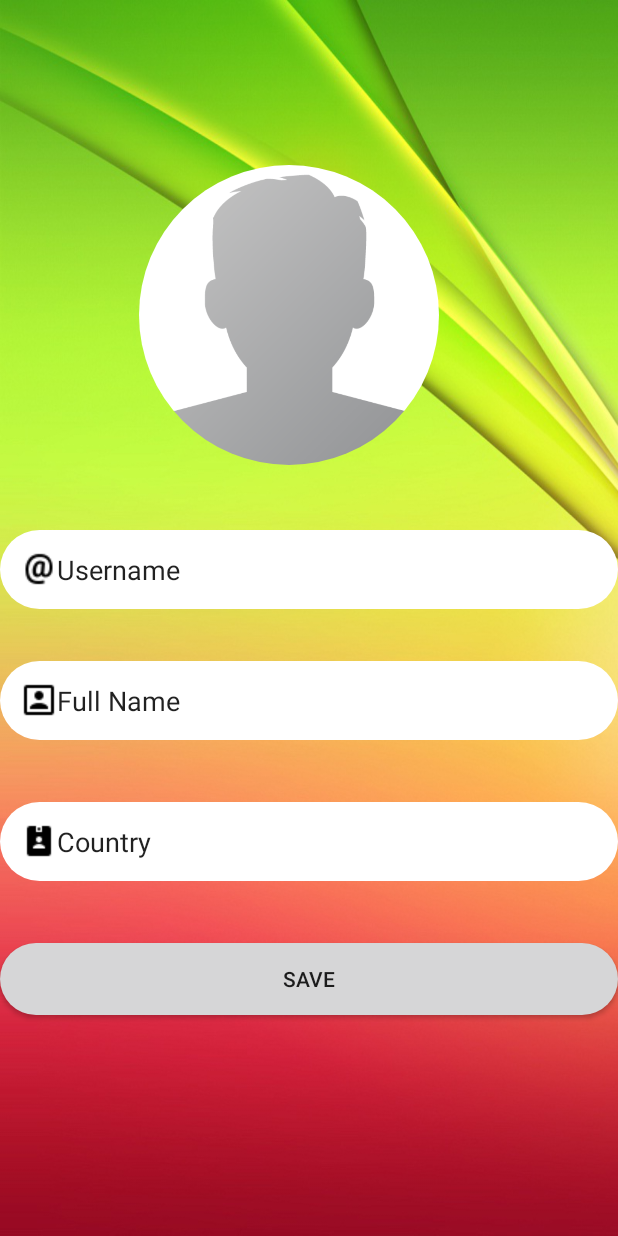
After one commit to phemmati/BookGraph, an Android app: the SetupActivity screen opened directly, with no data from a screen before it, on a phone screen of 412 x 824 dp. The commit adds this screen. Run offline under Robolectric (Android 15) with nearby library versions, the phone set to English and light mode, and no system bars; our stand-ins replace CircleImageView.

Commit message:
User Authentication done

```diff
--- a/app/src/main/AndroidManifest.xml
+++ b/app/src/main/AndroidManifest.xml
@@ -9,7 +9,8 @@
         android:roundIcon="@mipmap/ic_launcher_round"
         android:supportsRtl="true"
         android:theme="@style/AppTheme">
-        <activity android:name=".LoginActivity"></activity>
+        <activity android:name=".SetupActivity"></activity>
+        <activity android:name=".LoginActivity" />
         <activity android:name=".RegisterActivity" />
         <activity android:name=".MainActivity">
             <intent-filter>
--- a/app/src/main/java/com/example/bookgraph/MainActivity.java
+++ b/app/src/main/java/com/example/bookgraph/MainActivity.java
@@ -118,7 +118,8 @@ public class MainActivity extends AppCompatActivity {
                 break;
 
             case R.id.nav_Logout:
-                Toast.makeText(this,"logout",Toast.LENGTH_LONG).show();
+                mAuth.signOut();
+                sendUsertoLoginActivity();
                 break;
         }
     }
--- /dev/null
+++ b/app/src/main/java/com/example/bookgraph/SetupActivity.java
@@ -0,0 +1,28 @@
+package com.example.bookgraph;
+
+import androidx.appcompat.app.AppCompatActivity;
+
+import android.os.Bundle;
+import android.widget.Button;
+import android.widget.EditText;
+
+import de.hdodenhof.circleimageview.CircleImageView;
+
+public class SetupActivity extends AppCompatActivity {
+
+    private EditText userName, fullName, countryName;
+    private Button saveInformationButton;
+    private CircleImageView profileImage;
+
+    @Override
+    protected void onCreate(Bundle savedInstanceState) {
+        super.onCreate(savedInstanceState);
+        setContentView(R.layout.activity_setup);
+
+        userName = (EditText) findViewById(R.id.setup_user_name);
+        fullName = (EditText) findViewById(R.id.setup_fullname);
+        countryName = (EditText) findViewById(R.id.setup_country);
+        saveInformationButton = (Button) findViewById(R.id.setup_information_button);
+        profileImage = (CircleImageView) findViewById(R.id.setup_profile_image);
+    }
+}
--- /dev/null
+++ b/app/src/main/res/layout/activity_setup.xml
@@ -0,0 +1,97 @@
+<?xml version="1.0" encoding="utf-8"?>
+<androidx.constraintlayout.widget.ConstraintLayout xmlns:android="http://schemas.android.com/apk/res/android"
+    xmlns:app="http://schemas.android.com/apk/res-auto"
+    xmlns:tools="http://schemas.android.com/tools"
+    android:layout_width="match_parent"
+    android:layout_height="match_parent"
+    android:background="@drawable/register"
+    tools:context=".SetupActivity">
+
+    <de.hdodenhof.circleimageview.CircleImageView
+        android:id="@+id/setup_profile_image"
+        android:layout_width="200dp"
+        android:layout_height="200dp"
+        android:layout_alignParentStart="true"
+        android:layout_alignParentTop="true"
+        android:layout_marginTop="25dp"
+        android:src="@drawable/profile"
+        app:layout_constraintBottom_toBottomOf="parent"
+        app:layout_constraintEnd_toEndOf="parent"
+        app:layout_constraintHorizontal_bias="0.436"
+        app:layout_constraintStart_toStartOf="parent"
+        app:layout_constraintTop_toTopOf="parent"
+        app:layout_constraintVertical_bias="0.141">
+
+    </de.hdodenhof.circleimageview.CircleImageView>
+
+    <EditText
+        android:id="@+id/setup_user_name"
+        android:layout_width="match_parent"
+        android:layout_height="wrap_content"
+        android:ems="10"
+        android:gravity="start|top"
+        android:inputType="textMultiLine"
+        android:text="Username"
+        app:layout_constraintBottom_toBottomOf="parent"
+        app:layout_constraintEnd_toEndOf="parent"
+        app:layout_constraintHorizontal_bias="0.407"
+        app:layout_constraintStart_toStartOf="parent"
+        app:layout_constraintTop_toBottomOf="@+id/setup_profile_image"
+        app:layout_constraintVertical_bias="0.094"
+        android:background="@drawable/input"
+        android:padding="14dp"
+        android:drawableLeft="@drawable/username"/>
+
+
+
+    <EditText
+        android:id="@+id/setup_fullname"
+        android:layout_width="match_parent"
+        android:layout_height="wrap_content"
+        android:ems="10"
+        android:gravity="start|top"
+        android:inputType="textMultiLine"
+        android:text="Full Name"
+        app:layout_constraintBottom_toBottomOf="parent"
+        app:layout_constraintEnd_toEndOf="parent"
+        app:layout_constraintHorizontal_bias="0.497"
+        app:layout_constraintStart_toStartOf="parent"
+        app:layout_constraintTop_toBottomOf="@+id/setup_user_name"
+        app:layout_constraintVertical_bias="0.094"
+        android:background="@drawable/input"
+        android:padding="14dp"
+        android:drawableLeft="@drawable/name"/><![CDATA[/>
+
+    ]]>
+
+    <EditText
+        android:id="@+id/setup_country"
+        android:layout_width="match_parent"
+        android:layout_height="wrap_content"
+        android:background="@drawable/input"
+        android:drawableLeft="@drawable/country"
+        android:ems="10"
+        android:gravity="start|top"
+        android:inputType="textMultiLine"
+        android:padding="14dp"
+        android:text="Country"
+        app:layout_constraintBottom_toTopOf="@+id/setup_information_button"
+        app:layout_constraintEnd_toEndOf="parent"
+        app:layout_constraintStart_toStartOf="parent"
+        app:layout_constraintTop_toBottomOf="@+id/setup_fullname" />
+
+    <Button
+        android:id="@+id/setup_information_button"
+        android:layout_width="match_parent"
+        android:layout_height="wrap_content"
+        android:background="@drawable/button"
+        android:padding="14dp"
+        android:text="Save"
+        app:layout_constraintBottom_toBottomOf="parent"
+        app:layout_constraintEnd_toEndOf="parent"
+        app:layout_constraintHorizontal_bias="0.0"
+        app:layout_constraintStart_toStartOf="parent"
+        app:layout_constraintTop_toBottomOf="@+id/setup_fullname"
+        app:layout_constraintVertical_bias="0.479" />/>
+
+</androidx.constraintlayout.widget.ConstraintLayout>
```
Also changed, not shown: app/src/main/java/com/example/bookgraph/LoginActivity.java (+63 -0 lines), app/src/main/java/com/example/bookgraph/RegisterActivity.java (+87 -0 lines).
